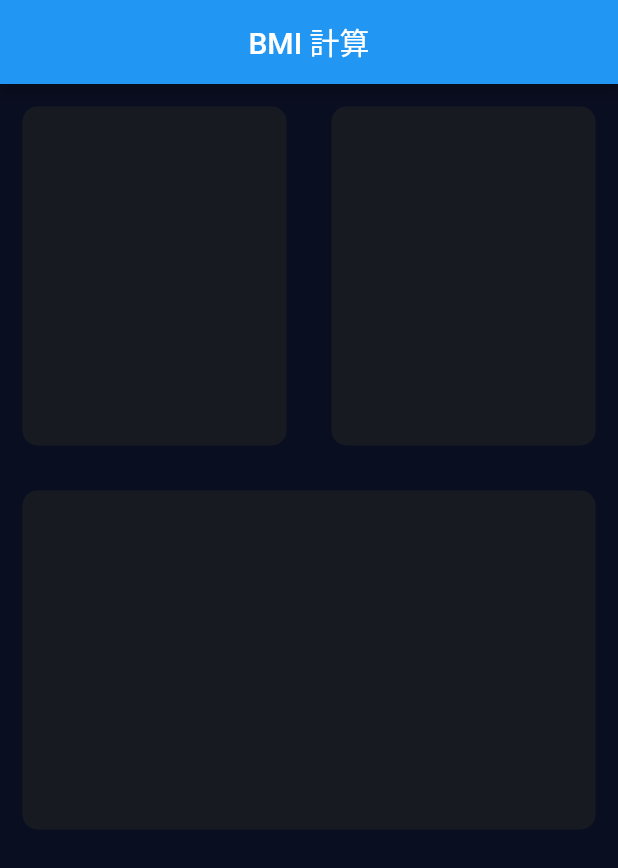
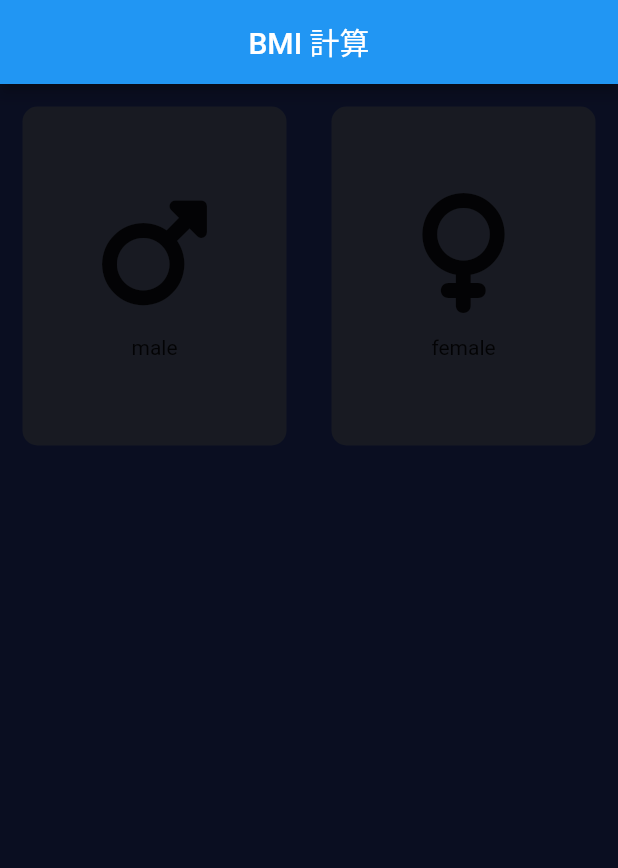
Before and after one commit to KYOHEI-jp/bmi_calculator, a Flutter app: the screen it shows after launch, on a phone screen of 412 x 824 dp. Shown: the top 868 px of the screen. Run offline on Flutter 3.47's test engine with Material 2 defaults, Android fonts, the phone set to English and light mode, and no system bars; our stand-ins replace font_awesome_flutter.

Commit message:
maleとfemale出るようになった

```diff
--- a/lib/input_page.dart
+++ b/lib/input_page.dart
@@ -1,3 +1,4 @@
+import 'package:bmi_calculator/reusable_card.dart';
 import 'package:flutter/material.dart';
 import 'package:font_awesome_flutter/font_awesome_flutter.dart';
 
@@ -28,8 +29,11 @@ class _InputPageState extends State<InputPage> {
                 Expanded(
                   child: ReusableCard(
                     colour: Color(0xFF1DE33),
-                    cardChild:
-                        IconContent(icon: FontAwesomeIcons.mars, label: "male"),
+                    cardChild: IconContent(
+                      icon: FontAwesomeIcons.mars,
+                      label: "male",
+                    ),
+                    onPress: () {},
                   ),
                 ),
                 Expanded(
@@ -39,6 +43,7 @@ class _InputPageState extends State<InputPage> {
                       icon: FontAwesomeIcons.venus,
                       label: "female",
                     ),
+                    onPress: () {},
                   ),
                 ),
               ],
@@ -48,6 +53,7 @@ class _InputPageState extends State<InputPage> {
             child: ReusableCard(
               colour: Color(0xFF1DE33),
               cardChild: Column(),
+              onPress: () {},
             ),
           ),
           Expanded(
@@ -57,12 +63,14 @@ class _InputPageState extends State<InputPage> {
                   child: ReusableCard(
                     colour: Color(0xF02DE99),
                     cardChild: Column(),
+                    onPress: () {},
                   ),
                 ),
                 Expanded(
                   child: ReusableCard(
                     colour: Color(0xF01DE33),
                     cardChild: Column(),
+                    onPress: () {},
                   ),
                 ),
               ],
@@ -73,22 +81,3 @@ class _InputPageState extends State<InputPage> {
     );
   }
 }
-
-
-class ReusableCard extends StatelessWidget {
-  ReusableCard({required this.colour, required this.cardChild});
-
-  final Color colour;
-  final Widget cardChild;
-
-  @override
-  Widget build(BuildContext context) {
-    return Container(
-      margin: EdgeInsets.all(15.0),
-      decoration: BoxDecoration(
-        color: colour,
-        borderRadius: BorderRadius.circular(10.0),
-      ),
-    );
-  }
-}
```
